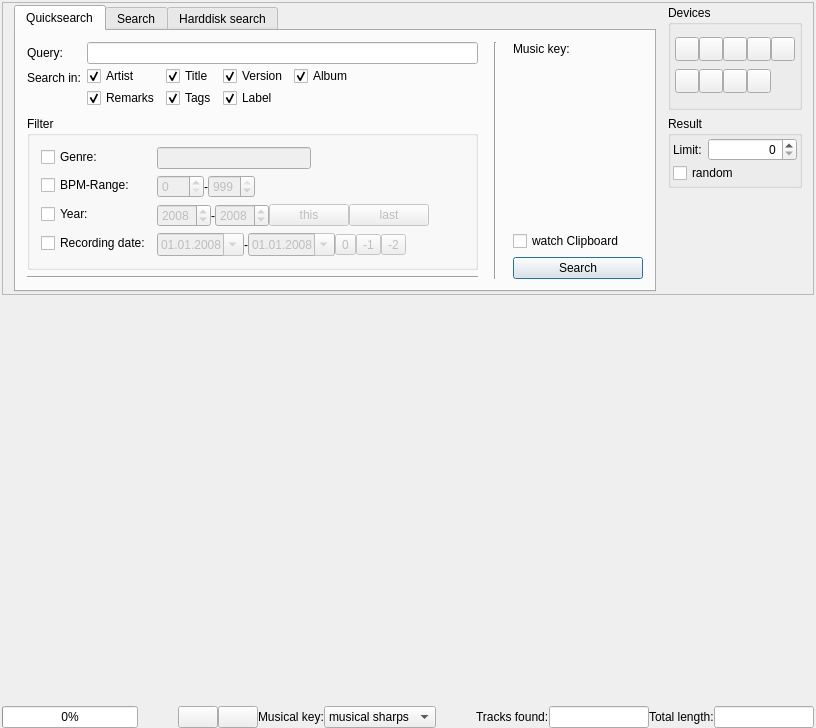
Before: the Qt Designer form src/search/search.ui in pfedick/winmusik, drawn with Qt 5.
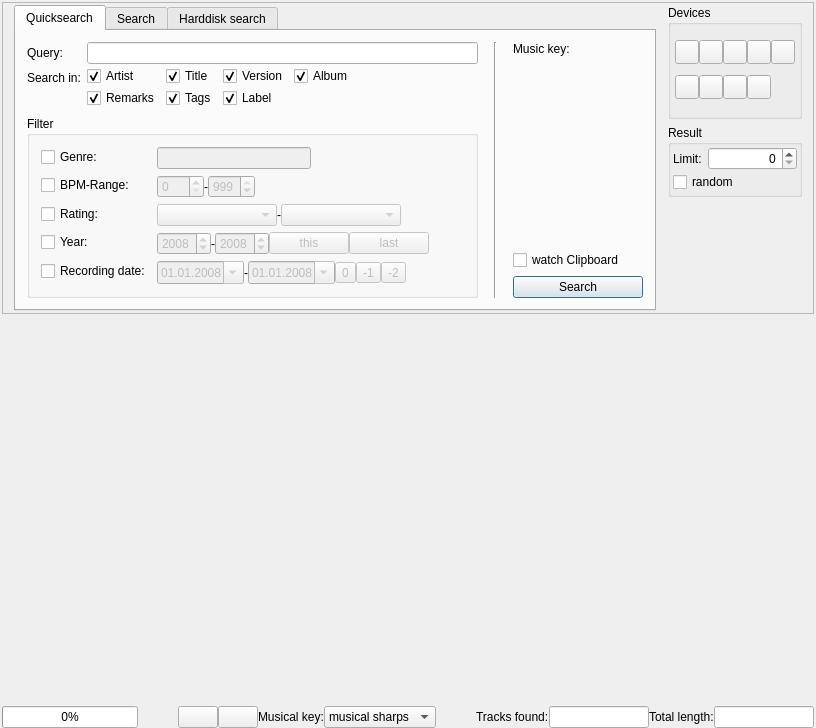
After: the same form once the commit is applied. Icons and pictures are not drawn. Custom widgets are drawn as their Qt base class.

The edit to the form file:
```diff
--- a/src/search/search.ui
+++ b/src/search/search.ui
@@ -371,14 +371,14 @@
                    </item>
                   </layout>
                  </item>
-                 <item row="2" column="0">
+                 <item row="3" column="0">
                   <widget class="QCheckBox" name="enableYearSearch">
                    <property name="text">
                     <string>Year:</string>
                    </property>
                   </widget>
                  </item>
-                 <item row="2" column="1">
+                 <item row="3" column="1">
                   <layout class="QHBoxLayout" name="horizontalLayout_13">
                    <property name="spacing">
                     <number>0</number>
@@ -485,14 +485,14 @@
                    </item>
                   </layout>
                  </item>
-                 <item row="3" column="0">
+                 <item row="4" column="0">
                   <widget class="QCheckBox" name="enableRecordingDateSearch">
                    <property name="text">
                     <string>Recording date:</string>
                    </property>
                   </widget>
                  </item>
-                 <item row="3" column="1">
+                 <item row="4" column="1">
                   <layout class="QHBoxLayout" name="horizontalLayout_14">
                    <property name="spacing">
                     <number>0</number>
@@ -589,16 +589,228 @@
                    </item>
                   </layout>
                  </item>
+                 <item row="2" column="0">
+                  <widget class="QCheckBox" name="enableRatingSearch">
+                   <property name="text">
+                    <string>Rating:</string>
+                   </property>
+                   <property name="checked">
+                    <bool>false</bool>
+                   </property>
+                  </widget>
+                 </item>
+                 <item row="2" column="1">
+                  <layout class="QHBoxLayout" name="horizontalLayout_15">
+                   <property name="spacing">
+                    <number>0</number>
+                   </property>
+                   <property name="rightMargin">
+                    <number>0</number>
+                   </property>
+                   <item>
+                    <widget class="QComboBox" name="ratingStart">
+                     <property name="enabled">
+                      <bool>false</bool>
+                     </property>
+                     <property name="sizePolicy">
+                      <sizepolicy hsizetype="Expanding" vsizetype="Maximum">
+                       <horstretch>0</horstretch>
+                       <verstretch>0</verstretch>
+                      </sizepolicy>
+                     </property>
+                     <property name="minimumSize">
+                      <size>
+                       <width>120</width>
+                       <height>0</height>
+                      </size>
+                     </property>
+                     <property name="iconSize">
+                      <size>
+                       <width>96</width>
+                       <height>16</height>
+                      </size>
+                     </property>
+                     <item>
+                      <property name="text">
+                       <string/>
+                      </property>
+                      <property name="icon">
+                       <iconset resource="../../resources.qrc">
+                        <normaloff>:/bewertung/resources/sterne-unbewertet.png</normaloff>:/bewertung/resources/sterne-unbewertet.png</iconset>
+                      </property>
+                     </item>
+                     <item>
+                      <property name="text">
+                       <string/>
+                      </property>
+                      <property name="icon">
+                       <iconset resource="../../resources.qrc">
+                        <normaloff>:/bewertung/resources/sterne1.png</normaloff>:/bewertung/resources/sterne1.png</iconset>
+                      </property>
+                     </item>
+                     <item>
+                      <property name="text">
+                       <string/>
+                      </property>
+                      <property name="icon">
+                       <iconset resource="../../resources.qrc">
+                        <normaloff>:/bewertung/resources/sterne2.png</normaloff>:/bewertung/resources/sterne2.png</iconset>
+                      </property>
+                     </item>
+                     <item>
+                      <property name="text">
+                       <string/>
+                      </property>
+                      <property name="icon">
+                       <iconset resource="../../resources.qrc">
+                        <normaloff>:/bewertung/resources/sterne3.png</normaloff>:/bewertung/resources/sterne3.png</iconset>
+                      </property>
+                     </item>
+                     <item>
+                      <property name="text">
+                       <string/>
+                      </property>
+                      <property name="icon">
+                       <iconset resource="../../resources.qrc">
+                        <normaloff>:/bewertung/resources/sterne4.png</normaloff>:/bewertung/resources/sterne4.png</iconset>
+                      </property>
+                     </item>
+                     <item>
+                      <property name="text">
+                       <string/>
+                      </property>
+                      <property name="icon">
+                       <iconset resource="../../resources.qrc">
+                        <normaloff>:/bewertung/resources/sterne5.png</normaloff>:/bewertung/resources/sterne5.png</iconset>
+                      </property>
+                     </item>
+                     <item>
+                      <property name="text">
+                       <string/>
+                      </property>
+                      <property name="icon">
+                       <iconset resource="../../resources.qrc">
+                        <normaloff>:/bewertung/resources/sterne6.png</normaloff>:/bewertung/resources/sterne6.png</iconset>
+                      </property>
+                     </item>
+                    </widget>
+                   </item>
+                   <item>
+                    <widget class="QLabel" name="label_16">
+                     <property name="text">
+                      <string>-</string>
+                     </property>
+                    </widget>
+                   </item>
+                   <item>
+                    <widget class="QComboBox" name="ratingEnd">
+                     <property name="enabled">
+                      <bool>false</bool>
+                     </property>
+                     <property name="sizePolicy">
+                      <sizepolicy hsizetype="Expanding" vsizetype="Maximum">
+                       <horstretch>0</horstretch>
+                       <verstretch>0</verstretch>
+                      </sizepolicy>
+                     </property>
+                     <property name="minimumSize">
+                      <size>
+                       <width>120</width>
+                       <height>0</height>
+                      </size>
+                     </property>
+                     <property name="currentIndex">
+                      <number>6</number>
+                     </property>
+                     <property name="iconSize">
+                      <size>
+                       <width>96</width>
+                       <height>16</height>
+                      </size>
+                     </property>
+                     <item>
+                      <property name="text">
+                       <string/>
+                      </property>
+                      <property name="icon">
+                       <iconset resource="../../resources.qrc">
+                        <normaloff>:/bewertung/resources/sterne-unbewertet.png</normaloff>:/bewertung/resources/sterne-unbewertet.png</iconset>
+                      </property>
+                     </item>
+                     <item>
+                      <property name="text">
+                       <string/>
+                      </property>
+                      <property name="icon">
+                       <iconset resource="../../resources.qrc">
+                        <normaloff>:/bewertung/resources/sterne1.png</normaloff>:/bewertung/resources/sterne1.png</iconset>
+                      </property>
+                     </item>
+                     <item>
+                      <property name="text">
+                       <string/>
+                      </property>
+                      <property name="icon">
+                       <iconset resource="../../resources.qrc">
+                        <normaloff>:/bewertung/resources/sterne2.png</normaloff>:/bewertung/resources/sterne2.png</iconset>
+                      </property>
+                     </item>
+                     <item>
+                      <property name="text">
+                       <string/>
+                      </property>
+                      <property name="icon">
+                       <iconset resource="../../resources.qrc">
+                        <normaloff>:/bewertung/resources/sterne3.png</normaloff>:/bewertung/resources/sterne3.png</iconset>
+                      </property>
+                     </item>
+                     <item>
+                      <property name="text">
+                       <string/>
+                      </property>
+                      <property name="icon">
+                       <iconset resource="../../resources.qrc">
+                        <normaloff>:/bewertung/resources/sterne4.png</normaloff>:/bewertung/resources/sterne4.png</iconset>
+                      </property>
+                     </item>
+                     <item>
+                      <property name="text">
+                       <string/>
+                      </property>
+                      <property name="icon">
+                       <iconset resource="../../resources.qrc">
+                        <normaloff>:/bewertung/resources/sterne5.png</normaloff>:/bewertung/resources/sterne5.png</iconset>
+                      </property>
+                     </item>
+                     <item>
+                      <property name="text">
+                       <string/>
+                      </property>
+                      <property name="icon">
+                       <iconset resource="../../resources.qrc">
+                        <normaloff>:/bewertung/resources/sterne6.png</normaloff>:/bewertung/resources/sterne6.png</iconset>
+                      </property>
+                     </item>
+                    </widget>
+                   </item>
+                   <item>
+                    <spacer name="horizontalSpacer_11">
+                     <property name="orientation">
+                      <enum>Qt::Horizontal</enum>
+                     </property>
+                     <property name="sizeHint" stdset="0">
+                      <size>
+                       <width>40</width>
+                       <height>20</height>
+                      </size>
+                     </property>
+                    </spacer>
+                   </item>
+                  </layout>
+                 </item>
                 </layout>
                </widget>
               </item>
-              <item>
-               <widget class="Line" name="line">
-                <property name="orientation">
-                 <enum>Qt::Horizontal</enum>
-                </property>
-               </widget>
-              </item>
              </layout>
             </item>
             <item>
```
